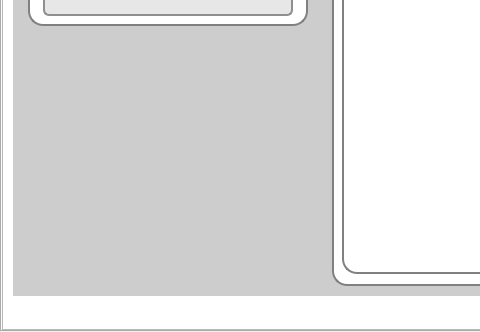
This is mainwindow.ui in frankyeh/DSI-Studio as Qt 5 draws it before an edit; both pictures show x 0 to 480 and y 426 to 758 of the 1272 by 758 pixel window. The edited form follows.
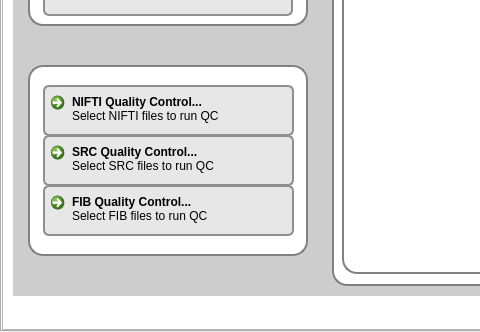
This is the edited form. The open tabs and pages were chosen to show the change. Icons and pictures are not drawn.

```diff
--- a/mainwindow.ui
+++ b/mainwindow.ui
@@ -150,7 +150,7 @@
     <item>
      <widget class="QTabWidget" name="tabWidget">
       <property name="currentIndex">
-       <number>1</number>
+       <number>0</number>
       </property>
       <widget class="QWidget" name="tab">
        <attribute name="icon">
@@ -914,7 +914,102 @@
                 <set>Qt::AlignCenter</set>
                </property>
               </widget>
+              <widget class="QCommandLinkButton" name="NII_qc">
+               <property name="geometry">
+                <rect>
+                 <x>40</x>
+                 <y>460</y>
+                 <width>251</width>
+                 <height>51</height>
+                </rect>
+               </property>
+               <property name="styleSheet">
+                <string notr="true">QCommandLinkButton {border: 2px solid #8f8f91;border-radius: 6px;background-color: #e7e7e7;padding: 10px;color: black;} QCommandLinkButton:hover {background-color: #d0d0d0;} QCommandLinkButton:pressed {background-color: #bfbfbf;border-style: inset;color: black; }</string>
+               </property>
+               <property name="text">
+                <string>NIFTI Quality Control...</string>
+               </property>
+               <property name="icon">
+                <iconset resource="icons.qrc">
+                 <normaloff>:/icons/icons/open.xpm</normaloff>:/icons/icons/open.xpm</iconset>
+               </property>
+               <property name="autoRepeatDelay">
+                <number>296</number>
+               </property>
+               <property name="description">
+                <string>Select NIFTI files to run QC</string>
+               </property>
+              </widget>
+              <widget class="QCommandLinkButton" name="SRC_qc">
+               <property name="geometry">
+                <rect>
+                 <x>40</x>
+                 <y>510</y>
+                 <width>251</width>
+                 <height>51</height>
+                </rect>
+               </property>
+               <property name="styleSheet">
+                <string notr="true">QCommandLinkButton {border: 2px solid #8f8f91;border-radius: 6px;background-color: #e7e7e7;padding: 10px;color: black;} QCommandLinkButton:hover {background-color: #d0d0d0;} QCommandLinkButton:pressed {background-color: #bfbfbf;border-style: inset;color: black; }</string>
+               </property>
+               <property name="text">
+                <string>SRC Quality Control...</string>
+               </property>
+               <property name="icon">
+                <iconset resource="icons.qrc">
+                 <normaloff>:/icons/icons/open.xpm</normaloff>:/icons/icons/open.xpm</iconset>
+               </property>
+               <property name="autoRepeatDelay">
+                <number>296</number>
+               </property>
+               <property name="description">
+                <string>Select SRC files to run QC</string>
+               </property>
+              </widget>
+              <widget class="QCommandLinkButton" name="FIB_qc">
+               <property name="geometry">
+                <rect>
+                 <x>40</x>
+                 <y>560</y>
+                 <width>251</width>
+                 <height>51</height>
+                </rect>
+               </property>
+               <property name="styleSheet">
+                <string notr="true">QCommandLinkButton {border: 2px solid #8f8f91;border-radius: 6px;background-color: #e7e7e7;padding: 10px;color: black;} QCommandLinkButton:hover {background-color: #d0d0d0;} QCommandLinkButton:pressed {background-color: #bfbfbf;border-style: inset;color: black; }</string>
+               </property>
+               <property name="text">
+                <string>FIB Quality Control...</string>
+               </property>
+               <property name="icon">
+                <iconset resource="icons.qrc">
+                 <normaloff>:/icons/icons/open.xpm</normaloff>:/icons/icons/open.xpm</iconset>
+               </property>
+               <property name="autoRepeatDelay">
+                <number>296</number>
+               </property>
+               <property name="description">
+                <string>Select FIB files to run QC</string>
+               </property>
+              </widget>
+              <widget class="QLabel" name="label_68">
+               <property name="geometry">
+                <rect>
+                 <x>25</x>
+                 <y>440</y>
+                 <width>280</width>
+                 <height>191</height>
+                </rect>
+               </property>
+               <property name="styleSheet">
+                <string notr="true">QLabel {border: 2px solid gray;border-radius: 15px;padding: 5px;color: black; }</string>
+               </property>
+               <property name="text">
+                <string/>
+               </property>
+              </widget>
               <zorder>label_40</zorder>
+              <zorder>label_68</zorder>
               <zorder>label_67</zorder>
               <zorder>label_66</zorder>
               <zorder>line_4</zorder>
@@ -943,6 +1038,9 @@
               <zorder>label_14</zorder>
               <zorder>label_51</zorder>
               <zorder>label_45</zorder>
+              <zorder>NII_qc</zorder>
+              <zorder>SRC_qc</zorder>
+              <zorder>FIB_qc</zorder>
              </widget>
             </item>
            </layout>
@@ -2026,9 +2124,9 @@
                <property name="geometry">
                 <rect>
                  <x>675</x>
-                 <y>200</y>
+                 <y>210</y>
                  <width>261</width>
-                 <height>71</height>
+                 <height>61</height>
                 </rect>
                </property>
                <property name="styleSheet">
@@ -2045,7 +2143,7 @@
                 <number>296</number>
                </property>
                <property name="description">
-                <string>Select FIB files for automatic tracking (Batch)</string>
+                <string>Select FIB files for automatic tracking</string>
                </property>
               </widget>
               <widget class="QCommandLinkButton" name="batch_reconstruction">
@@ -2080,7 +2178,7 @@
                  <x>345</x>
                  <y>20</y>
                  <width>280</width>
-                 <height>331</height>
+                 <height>261</height>
                 </rect>
                </property>
                <property name="styleSheet">
@@ -2294,32 +2392,6 @@
                 <set>Qt::AlignLeading|Qt::AlignLeft|Qt::AlignVCenter</set>
                </property>
               </widget>
-              <widget class="QCommandLinkButton" name="SRC_qc">
-               <property name="geometry">
-                <rect>
-                 <x>360</x>
-                 <y>270</y>
-                 <width>251</width>
-                 <height>71</height>
-                </rect>
-               </property>
-               <property name="styleSheet">
-                <string notr="true">QCommandLinkButton {border: 2px solid #8f8f91;border-radius: 6px;background-color: #e7e7e7;padding: 10px;color: black;} QCommandLinkButton:hover {background-color: #d0d0d0;} QCommandLinkButton:pressed {background-color: #bfbfbf;border-style: inset;color: black; }</string>
-               </property>
-               <property name="text">
-                <string>Step T2a: SRC Quality Control...</string>
-               </property>
-               <property name="icon">
-                <iconset resource="icons.qrc">
-                 <normaloff>:/icons/icons/open.xpm</normaloff>:/icons/icons/open.xpm</iconset>
-               </property>
-               <property name="autoRepeatDelay">
-                <number>296</number>
-               </property>
-               <property name="description">
-                <string>Select a directory of SRC files to run quality check</string>
-               </property>
-              </widget>
               <widget class="QLabel" name="label_38">
                <property name="geometry">
                 <rect>
@@ -2508,7 +2580,6 @@
               <zorder>label_35</zorder>
               <zorder>label_36</zorder>
               <zorder>label_37</zorder>
-              <zorder>SRC_qc</zorder>
               <zorder>label_38</zorder>
               <zorder>label_46</zorder>
               <zorder>label_47</zorder>
```
